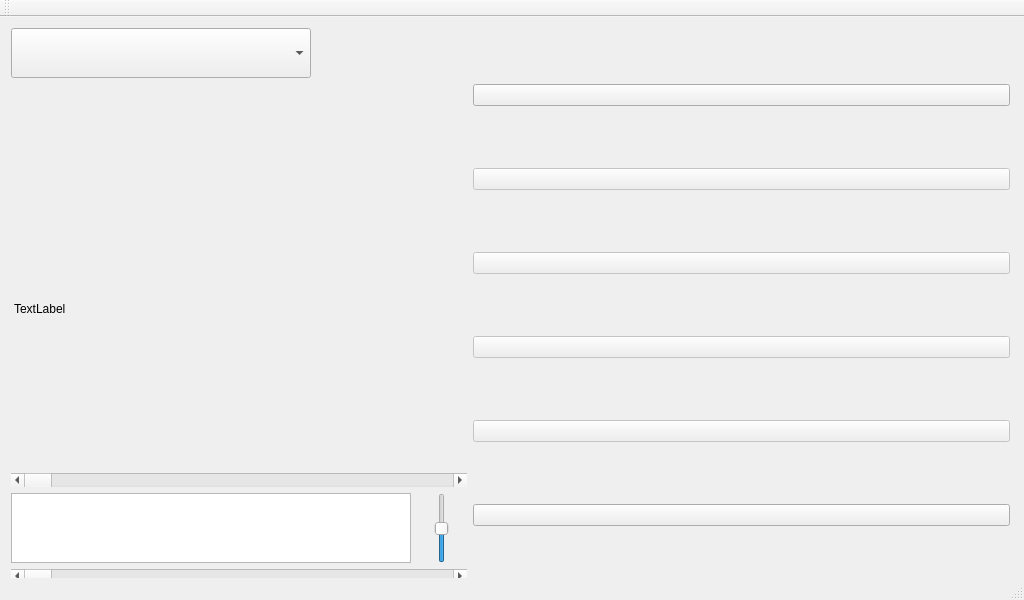
Old version of the form mainwindow.ui in the repository EBXFS15/PrototypeBasedOnMpg321.
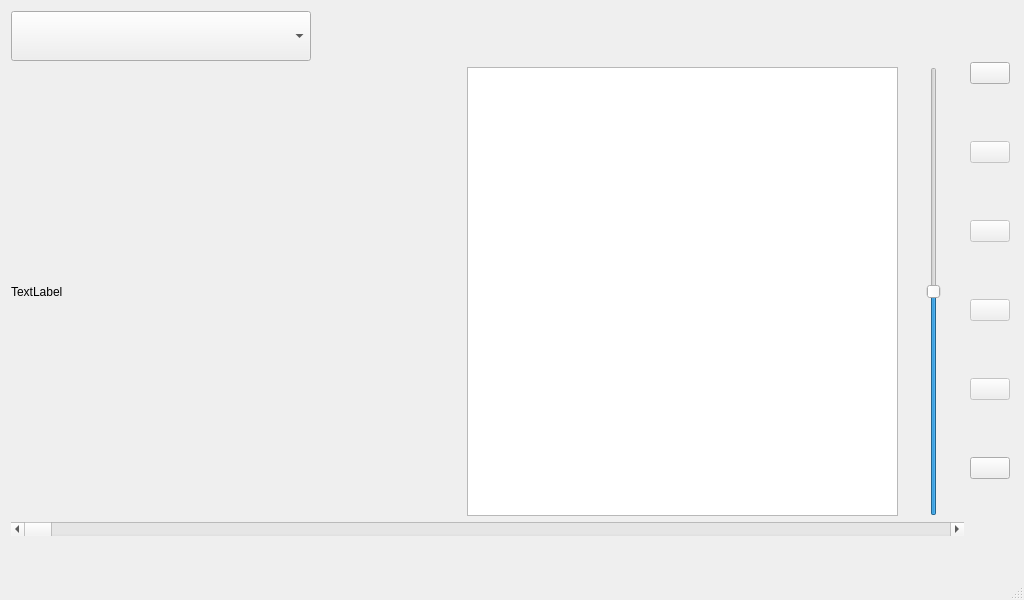
New version of the form. Icons and pictures are not drawn.

Commit message: FIXED: patched broken ui

The edit to the form file:
```diff
--- a/mainwindow.ui
+++ b/mainwindow.ui
@@ -20,7 +20,7 @@
       <x>0</x>
       <y>0</y>
       <width>1021</width>
-      <height>577</height>
+      <height>547</height>
      </rect>
     </property>
     <layout class="QVBoxLayout" name="verticalLayout">
@@ -59,9 +59,6 @@
                    <pointsize>14</pointsize>
                   </font>
                  </property>
-                 <property name="frame">
-                  <bool>true</bool>
-                 </property>
                 </widget>
                </item>
                <item>
@@ -77,42 +74,16 @@
                      <height>450</height>
                     </size>
                    </property>
-                   <property name="maximumSize">
-                    <size>
-                     <width>400</width>
-                     <height>450</height>
-                    </size>
-                   </property>
                    <property name="text">
                     <string>TextLabel</string>
                    </property>
                   </widget>
                  </item>
-                </layout>
-               </item>
-               <item>
-                <widget class="QScrollBar" name="hBar_position">
-                 <property name="autoFillBackground">
-                  <bool>false</bool>
-                 </property>
-                 <property name="maximum">
-                  <number>1000</number>
-                 </property>
-                 <property name="value">
-                  <number>0</number>
-                 </property>
-                 <property name="orientation">
-                  <enum>Qt::Horizontal</enum>
-                 </property>
-                </widget>
-               </item>
-               <item>
-                <layout class="QHBoxLayout" name="horizontalLayout_2">
                  <item>
                   <widget class="QListWidget" name="FileList">
                    <property name="maximumSize">
                     <size>
-                     <width>400</width>
+                     <width>16777215</width>
                      <height>16777215</height>
                     </size>
                    </property>
@@ -127,7 +98,7 @@
                   <widget class="QSlider" name="volumeSlider">
                    <property name="minimumSize">
                     <size>
-                     <width>50</width>
+                     <width>60</width>
                      <height>0</height>
                     </size>
                    </property>
@@ -323,24 +294,6 @@
     </layout>
    </widget>
   </widget>
-  <widget class="QMenuBar" name="menuBar">
-   <property name="geometry">
-    <rect>
-     <x>0</x>
-     <y>0</y>
-     <width>1024</width>
-     <height>25</height>
-    </rect>
-   </property>
-  </widget>
-  <widget class="QToolBar" name="mainToolBar">
-   <attribute name="toolBarArea">
-    <enum>TopToolBarArea</enum>
-   </attribute>
-   <attribute name="toolBarBreak">
-    <bool>false</bool>
-   </attribute>
-  </widget>
   <widget class="QStatusBar" name="statusBar"/>
  </widget>
  <layoutdefault spacing="6" margin="11"/>
```
Left out of the diff: 6 changed lines with no effect on the pictures.
